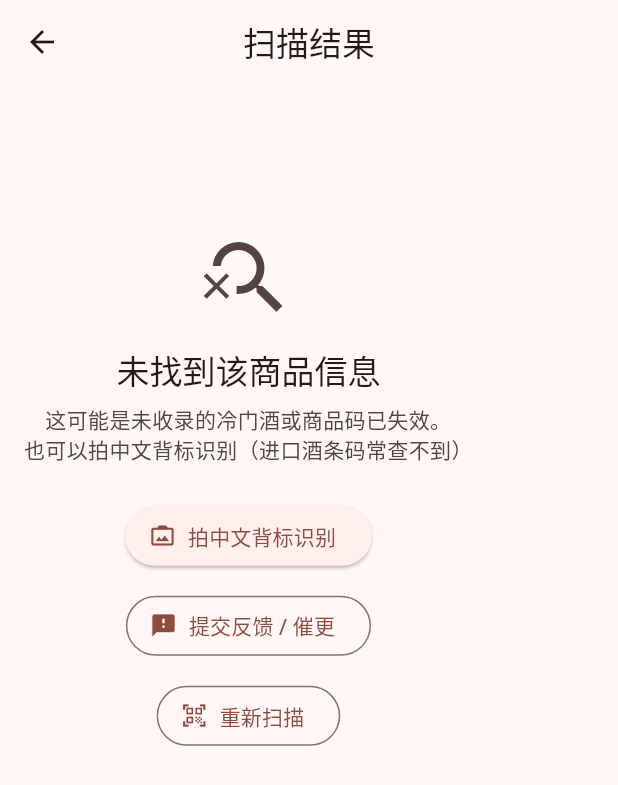
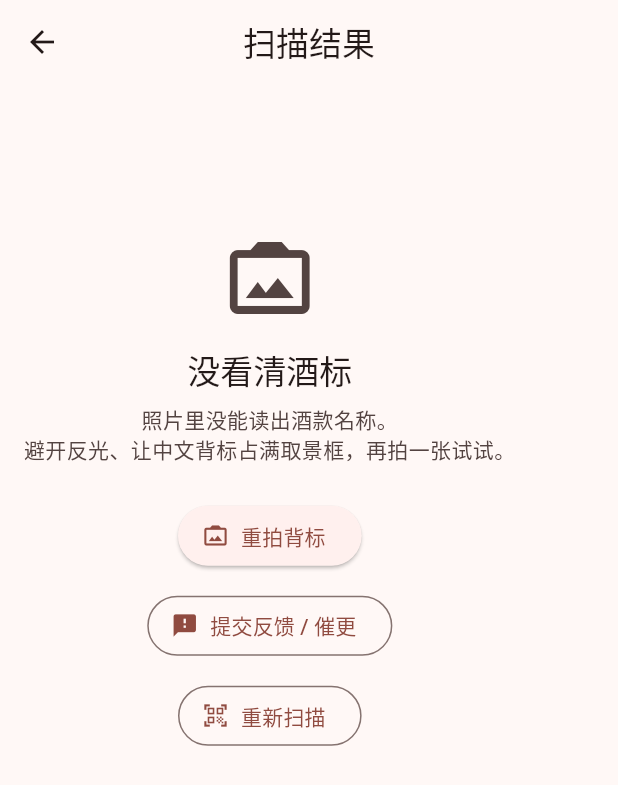
Before and after one commit to Limter2333/Mr.Sheven, a Flutter app: the ResultScreen screen opened directly with empty values, on a phone screen of 412 x 824 dp. Shown: the top 785 px of the screen. Run offline on Flutter 3.47's test engine with Material 3 defaults, Android fonts, the phone set to English and light mode, and no system bars; our stand-ins replace image_picker, shared_preferences; missing offline and left inert: mobile_scanner; accounts and stored records are empty.

Commit message:
fix: 五项体验修复 - 加载框即时弹出/OCR稳定/反馈落库/评分链接/地址隐藏
1. 拍酒标选图后立即弹加载框（先弹框再读字节上传，消除"假死"）
2. OCR 固定 seed+top_p、短结果自动重试取最优，压掉同图时好时坏；
   NOT_FOUND 结果页展示识别原因与最接近候选（仅供参考）
3. 设置页服务器地址不再显式写出（自动检测，点击可手动指定）
4. 反馈/报告问题落库：新增 feedback 表 + POST /api/v1/feedback，
   设置页"报告问题"与结果页"催更"接通真实提交
5. 给我们评分：复制 GitHub 链接到剪贴板并提示

```diff
--- a/app/lib/models/scan_result.dart
+++ b/app/lib/models/scan_result.dart
@@ -192,13 +192,19 @@ class ReviewData {
 class FallbackItem {
   final int spuId;
   final String name;
+  final String? brand;
 
-  FallbackItem({required this.spuId, required this.name});
+  /// 候选相似度（0-100，匹配分而非酒的评分）
+  final double? score;
+
+  FallbackItem({this.spuId = 0, required this.name, this.brand, this.score});
 
   factory FallbackItem.fromJson(Map<String, dynamic> json) {
     return FallbackItem(
       spuId: json['spu_id'] ?? 0,
       name: json['name'] ?? '',
+      brand: json['brand'],
+      score: (json['score'] as num?)?.toDouble(),
     );
   }
 }
--- a/app/lib/screens/result_screen.dart
+++ b/app/lib/screens/result_screen.dart
@@ -383,6 +383,11 @@ class ResultScreen extends StatelessWidget {
   /// 查无此酒
   Widget _buildNotFound(BuildContext context) {
     final theme = Theme.of(context);
+    // 背标识别链路带 ocr_fields；条码链路没有
+    final isLabelScan = result.ocrFields != null;
+    final ocrName = (result.ocrProductName ?? '').trim();
+    final readFailed = isLabelScan && ocrName.isEmpty;
+    final reason = (result.reason ?? '').trim();
 
     return ConstrainedBox(
       constraints: BoxConstraints(
@@ -393,30 +398,82 @@ class ResultScreen extends StatelessWidget {
         children: [
           const SizedBox(height: 40),
           Icon(
-            Icons.search_off,
+            readFailed
+                ? Icons.photo_camera_back
+                : (isLabelScan ? Icons.wine_bar : Icons.search_off),
             size: 64,
             color: theme.colorScheme.onSurfaceVariant,
           ),
           const SizedBox(height: 16),
           Text(
-            '未找到该商品信息',
+            readFailed
+                ? '没看清酒标'
+                : (isLabelScan ? '暂无博主评测' : '未找到该商品信息'),
             style: theme.textTheme.titleLarge,
           ),
           const SizedBox(height: 8),
           Text(
-            '这可能是未收录的冷门酒或商品码已失效。\n也可以拍中文背标识别（进口酒条码常查不到）',
+            readFailed
+                ? '照片里没能读出酒款名称。\n避开反光、让中文背标占满取景框，再拍一张试试。'
+                : (isLabelScan
+                    ? '识别为「$ocrName」，但这款酒还没有被博主评测过。\n在酒圈里，没有口碑的酒往往意味着风险较高，建议谨慎购买。'
+                    : '这可能是未收录的冷门酒或商品码已失效。\n也可以拍中文背标识别（进口酒条码常查不到）'),
             textAlign: TextAlign.center,
             style: theme.textTheme.bodyMedium?.copyWith(
               color: theme.colorScheme.onSurfaceVariant,
             ),
           ),
+          // 后端给的具体原因（如没拍清的重拍提示、匹配判否的理由）
+          if (reason.isNotEmpty) ...[
+            const SizedBox(height: 12),
+            Text(
+              reason,
+              textAlign: TextAlign.center,
+              style: theme.textTheme.bodySmall?.copyWith(
+                color: theme.colorScheme.outline,
+              ),
+            ),
+          ],
+          // 兜底候选：相似度低≠同款，明确标"仅供参考"
+          if (result.fallback.isNotEmpty) ...[
+            const SizedBox(height: 16),
+            const Divider(),
+            const SizedBox(height: 8),
+            Text('库里最接近的几款（仅供参考）：', style: theme.textTheme.bodyMedium),
+            const SizedBox(height: 8),
+            ...result.fallback.map((item) => ListTile(
+                  leading: const Icon(Icons.wine_bar),
+                  title: Text(item.name),
+                  subtitle: (item.brand != null && item.brand!.isNotEmpty)
+                      ? Text(item.brand!)
+                      : null,
+                  trailing: item.score != null
+                      ? Text(
+                          '相似 ${item.score!.round()}',
+                          style: theme.textTheme.bodySmall?.copyWith(
+                            color: theme.colorScheme.outline,
+                          ),
+                        )
+                      : null,
+                  dense: true,
+                )),
+          ],
           const SizedBox(height: 24),
+          if (!isLabelScan) ...[
             ElevatedButton.icon(
               onPressed: () => startLabelScan(context),
               icon: const Icon(Icons.photo_camera_back),
               label: const Text('拍中文背标识别'),
             ),
             const SizedBox(height: 12),
+          ] else if (readFailed) ...[
+            ElevatedButton.icon(
+              onPressed: () => startLabelScan(context),
+              icon: const Icon(Icons.photo_camera_back),
+              label: const Text('重拍背标'),
+            ),
+            const SizedBox(height: 12),
+          ],
           OutlinedButton.icon(
             onPressed: () {
               Navigator.push(
--- a/app/lib/services/label_scan_flow.dart
+++ b/app/lib/services/label_scan_flow.dart
@@ -42,9 +42,7 @@ Future<void> startLabelScan(BuildContext context) async {
   );
   if (file == null || !context.mounted) return;
 
-  final bytes = await file.readAsBytes();
-  if (!context.mounted) return;
-
+  // 选完图立刻弹加载框，再读字节/上传（读文件本身也有耗时）
   final api = context.read<ApiService>();
   // OCR + LLM 匹配耗时较长，给阻塞式加载动画，避免页面"假死"
   final closeLoading = showLoadingDialog(
@@ -57,6 +55,8 @@ Future<void> startLabelScan(BuildContext context) async {
       '快好了，请稍候…',
     ],
   );
+
+  final bytes = await file.readAsBytes();
   final result = await api.scanLabel(imageBytes: bytes);
   closeLoading();
   if (!context.mounted) return;
```
Also changed, not shown: app/lib/main.dart (+5 -2 lines), app/lib/screens/settings_screen.dart (+96 -17 lines), app/lib/services/api_service.dart (+77 -7 lines), 7 other files. Lines whose indentation alone changed are shown as unchanged.
